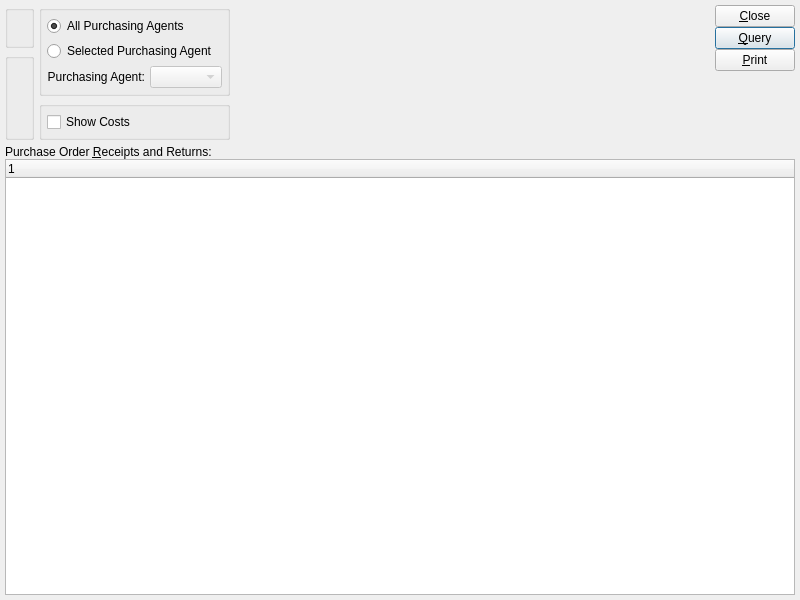
WooodHead/xtuple, file xtuple/trunk/guiclient/dspPoItemReceivingsByDate.ui: the form before one commit.
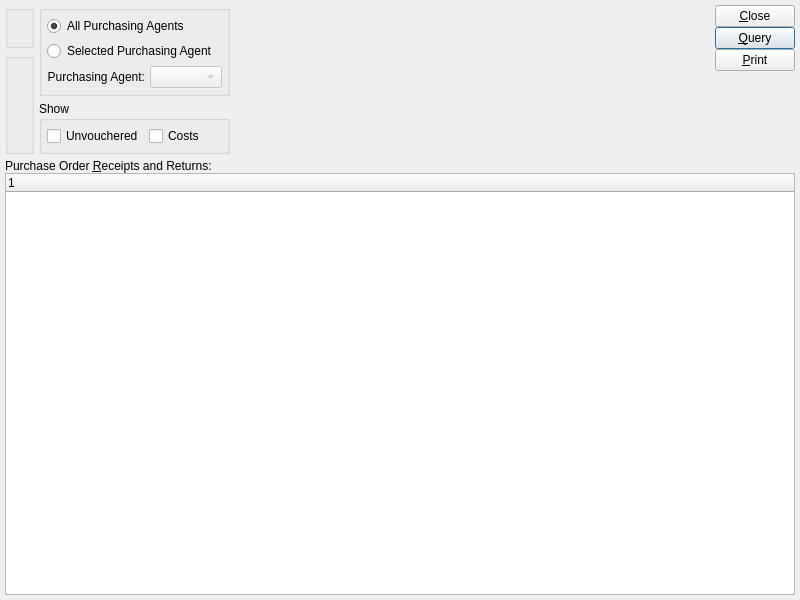
The form after the commit. Custom widgets are drawn as their Qt base class.

Commit message: issue #11186: Make sure all versions of receiving report have show unvouchered option.

The edit to the form file:
```diff
--- a/xtuple/trunk/guiclient/dspPoItemReceivingsByDate.ui
+++ b/xtuple/trunk/guiclient/dspPoItemReceivingsByDate.ui
@@ -109,13 +109,20 @@
        <item row="2" column="1">
         <widget class="QGroupBox" name="_showGroup">
          <property name="title">
-          <string/>
+          <string>Show</string>
          </property>
          <layout class="QGridLayout" name="gridLayout_4">
-          <item row="0" column="0">
+          <item row="0" column="1">
            <widget class="XCheckBox" name="_showVariances">
             <property name="text">
-             <string>Show Costs</string>
+             <string>Costs</string>
+            </property>
+           </widget>
+          </item>
+          <item row="0" column="0">
+           <widget class="XCheckBox" name="_showUnvouchered">
+            <property name="text">
+             <string>Unvouchered</string>
             </property>
            </widget>
           </item>
```
Left out of the diff: 1 changed line with no effect on the pictures. The commit also changes 4 other files.
